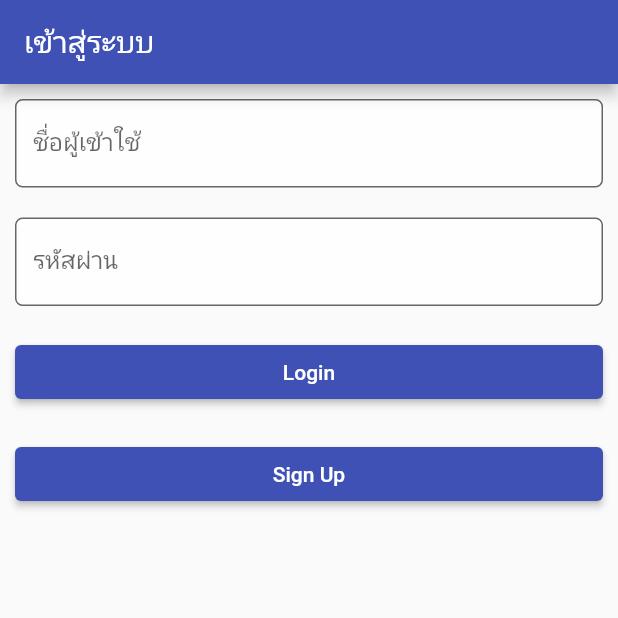
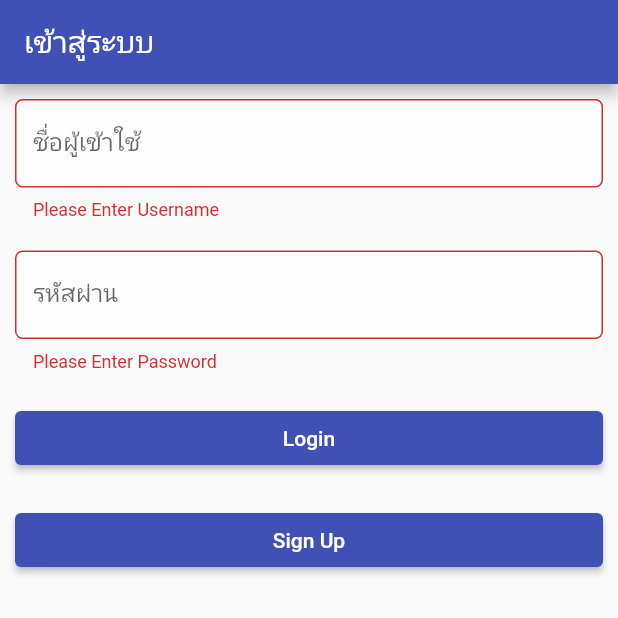
Before and after one commit to Exabby/savingKpt, a Flutter app: the screen it shows after launch, after a tap on "Login", on a phone screen of 412 x 824 dp, the top half of it. Run offline on Flutter 3.47's test engine with Material 2 defaults, Android fonts, the light colour scheme and no system bars; network calls fail.

```diff
--- a/lib/screen/memberlogin.dart
+++ b/lib/screen/memberlogin.dart
@@ -9,12 +9,14 @@ class ScreenArguments {
   final String name;
   final String lname;
   final String gender;
+  final String profilePic;
 
   ScreenArguments(
     this.title,
     this.name,
     this.lname,
     this.gender,
+    this.profilePic,
   );
 }
 
@@ -47,8 +49,8 @@ class _MemberLoginState extends State<MemberLogin> {
 
       if (data['status'] == 'Okay') {
         Navigator.pushNamed(context, Homekpts.routeName,
-            arguments: ScreenArguments(
-                data['title'], data['name'], data['lname'], data['gender']));
+            arguments: ScreenArguments(data['title'], data['name'],
+                data['lname'], data['gender'], data['profilePic']));
       }
     }
   }
@@ -67,7 +69,12 @@ class _MemberLoginState extends State<MemberLogin> {
               padding: const EdgeInsets.all(10.0),
               child: TextFormField(
                 controller: _ctrlUsername,
-                validator: (value) {},
+                validator: (value) {
+                  if (value == null || value.isEmpty) {
+                    return 'Please Enter Username';
+                  }
+                  return null;
+                },
                 decoration: InputDecoration(
                     fillColor: Colors.white70,
                     filled: true,
@@ -80,6 +87,12 @@ class _MemberLoginState extends State<MemberLogin> {
               padding: const EdgeInsets.all(10.0),
               child: TextFormField(
                 controller: _ctrlPassword,
+                validator: (value) {
+                  if (value == null || value.isEmpty) {
+                    return 'Please Enter Password';
+                  }
+                  return null;
+                },
                 obscureText: true,
                 decoration: InputDecoration(
                     fillColor: Colors.white70,
```
Also changed, not shown: lib/screen/home.dart (+19 -8 lines).
